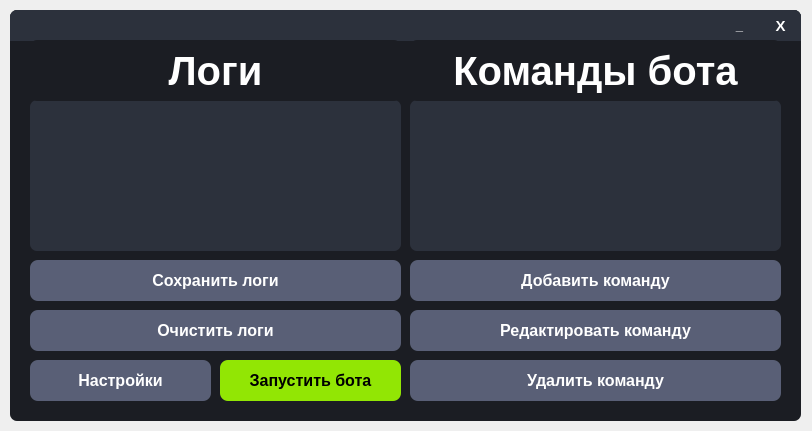
First picture: the form in VK_Bot/Main_Window/main_window.ui, repository otaboyevsardorbek1/VK-Bot-ru, before the edit.
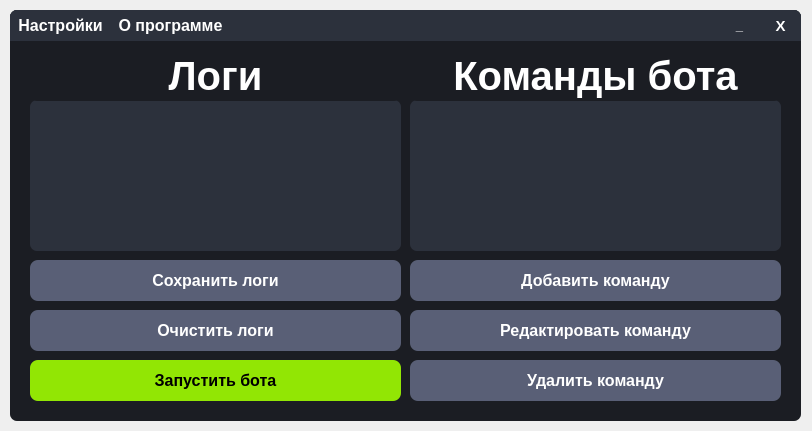
Second picture: the form after the edit.

What changed in the file:
```diff
--- a/VK_Bot/Main_Window/main_window.ui
+++ b/VK_Bot/Main_Window/main_window.ui
@@ -254,13 +254,89 @@
        <bool>false</bool>
       </property>
      </widget>
+     <widget class="QPushButton" name="SettingsWindowButton">
+      <property name="geometry">
+       <rect>
+        <x>0</x>
+        <y>0</y>
+        <width>101</width>
+        <height>31</height>
+       </rect>
+      </property>
+      <property name="font">
+       <font>
+        <pointsize>12</pointsize>
+        <weight>75</weight>
+        <bold>true</bold>
+       </font>
+      </property>
+      <property name="cursor">
+       <cursorShape>PointingHandCursor</cursorShape>
+      </property>
+      <property name="styleSheet">
+       <string notr="true">QPushButton{
+	color: white;
+	border-top-left-radius: 7px;
+	background-color: #2C313C;
+}
+
+QPushButton:hover{
+	background-color: #45494D;
+}
+
+QPushButton:pressed{
+	background-color: #1B1D23;
+}</string>
+      </property>
+      <property name="text">
+       <string>Настройки</string>
+      </property>
+     </widget>
+     <widget class="QPushButton" name="ProgramInfoWindowButton">
+      <property name="geometry">
+       <rect>
+        <x>100</x>
+        <y>0</y>
+        <width>121</width>
+        <height>31</height>
+       </rect>
+      </property>
+      <property name="font">
+       <font>
+        <pointsize>12</pointsize>
+        <weight>75</weight>
+        <bold>true</bold>
+       </font>
+      </property>
+      <property name="cursor">
+       <cursorShape>PointingHandCursor</cursorShape>
+      </property>
+      <property name="styleSheet">
+       <string notr="true">QPushButton{
+	color: white;
+	border: none;
+	background-color: #2C313C;
+}
+
+QPushButton:hover{
+	background-color: #45494D;
+}
+
+QPushButton:pressed{
+	background-color: #1B1D23;
+}</string>
+      </property>
+      <property name="text">
+       <string>О программе</string>
+      </property>
+     </widget>
     </widget>
     <widget class="QPushButton" name="OnOrOffBotButton">
      <property name="geometry">
       <rect>
-       <x>210</x>
+       <x>20</x>
        <y>350</y>
-       <width>181</width>
+       <width>371</width>
        <height>41</height>
       </rect>
      </property>
@@ -292,44 +368,6 @@
       <string>Запустить бота</string>
      </property>
     </widget>
-    <widget class="QPushButton" name="SettingsWindowButton">
-     <property name="geometry">
-      <rect>
-       <x>20</x>
-       <y>350</y>
-       <width>181</width>
-       <height>41</height>
-      </rect>
-     </property>
-     <property name="font">
-      <font>
-       <pointsize>12</pointsize>
-       <weight>75</weight>
-       <bold>true</bold>
-      </font>
-     </property>
-     <property name="cursor">
-      <cursorShape>PointingHandCursor</cursorShape>
-     </property>
-     <property name="styleSheet">
-      <string notr="true">QPushButton{
-	color: white;
-	border-radius: 8px;
-	background-color: #595F76;
-}
-
-QPushButton:hover{
-	background-color: #50566E;
-}
-
-QPushButton:pressed{
-	background-color: #434965;
-}</string>
-     </property>
-     <property name="text">
-      <string>Настройки</string>
-     </property>
-    </widget>
     <widget class="QListWidget" name="LogListWidget">
      <property name="geometry">
       <rect>
@@ -722,9 +760,9 @@
      <property name="geometry">
       <rect>
        <x>20</x>
-       <y>30</y>
+       <y>40</y>
        <width>371</width>
-       <height>61</height>
+       <height>51</height>
       </rect>
      </property>
      <property name="sizePolicy">
@@ -760,9 +798,9 @@
      <property name="geometry">
       <rect>
        <x>400</x>
-       <y>30</y>
+       <y>40</y>
        <width>371</width>
-       <height>61</height>
+       <height>51</height>
       </rect>
      </property>
      <property name="sizePolicy">
```
